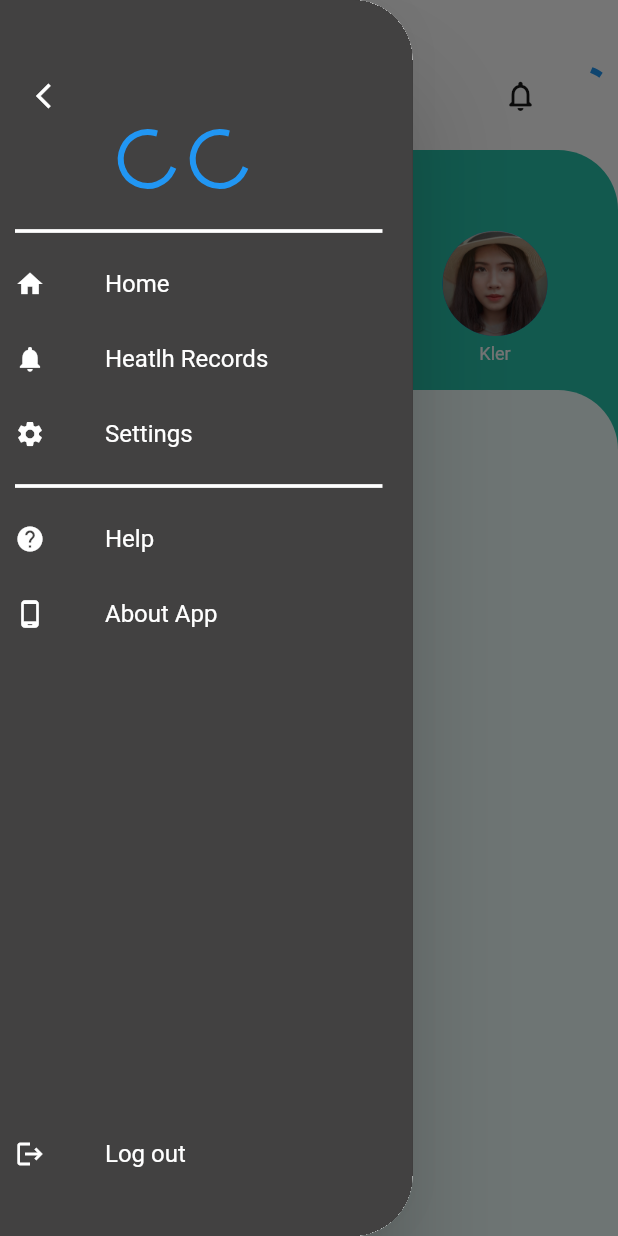
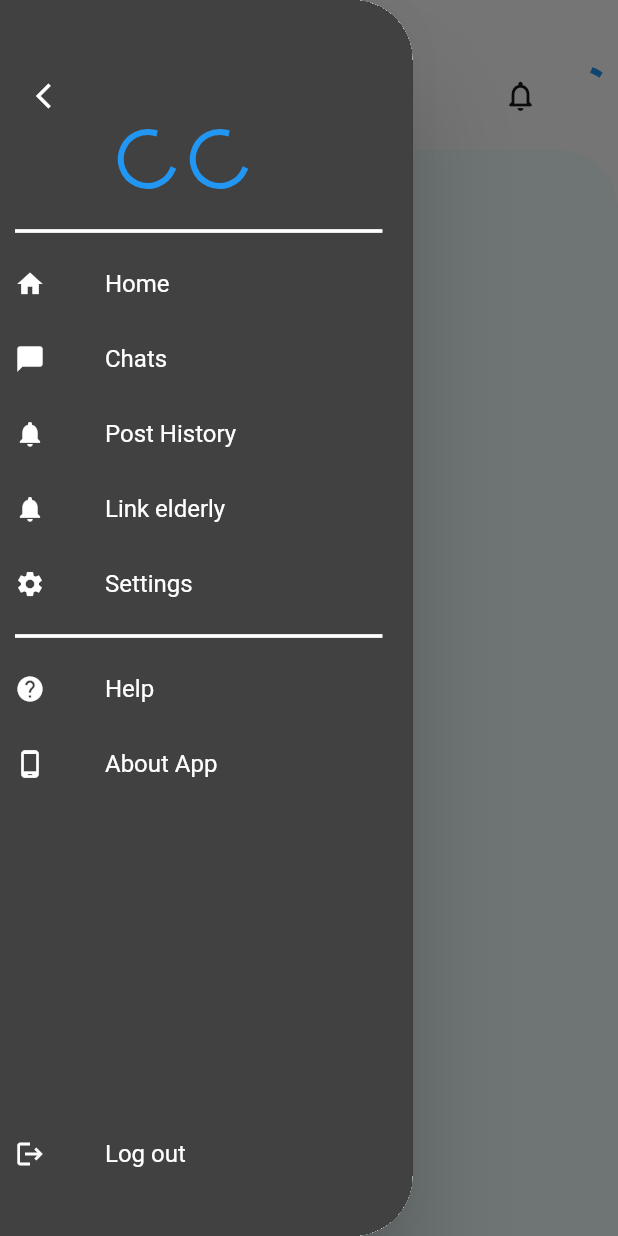
Before and after one commit to xXxPMWxXx/Bridgify, a Flutter app: the AdminHomePage screen opened directly, with the side drawer open, on a phone screen of 412 x 824 dp. Run offline on Flutter 3.47's test engine with Material 2 defaults, Android fonts, the phone set to English and light mode, and no system bars; our stand-ins replace flutter_dotenv, font_awesome_flutter, image_picker, pinput, simple_animations, snippet_coder_utils; missing offline and left inert: api_cache_manager, zego_zimkit; statements that could not run were skipped.

```diff
--- a/mobile/bridgify/lib/main.dart
+++ b/mobile/bridgify/lib/main.dart
@@ -83,13 +83,11 @@ class _FirstPageState extends State<FirstPage> {
 
         //Child user
         '/home': (context) => const HomePage(),
-
-
         '/chat': (context) => const ChatScreen(
             conversationID: 'admin_account',
             conversationType: ZIMConversationType.peer),
         //Admin user
-        '/Adminhome': (context) => const AdminHomePage(),
+        '/adminhome': (context) => const AdminHomePage(),
         //chat function for admins would house all users that message it
         //reassign elderlies page
       },
--- a/mobile/bridgify/lib/pages/home/Admin/admin_home_page.dart
+++ b/mobile/bridgify/lib/pages/home/Admin/admin_home_page.dart
@@ -126,74 +126,20 @@ class _AdminHomePageState extends State<AdminHomePage> {
           top: 100,
           left: 0,
           right: 0,
-          child: Container(
-            padding: const EdgeInsets.only(top: 15, left: 25, right: 25),
-            height: 210,
-            decoration: const BoxDecoration(
-                color: Color(0xFF27c1a9),
-                borderRadius: BorderRadius.only(
-                    topLeft: Radius.circular(40),
-                    topRight: Radius.circular(40))),
-            child: Column(
-              children: [
-                const SizedBox(height: 10),
-                const Row(
-                  mainAxisAlignment: MainAxisAlignment.spaceBetween,
-                  children: [
-                    Text(
-                      "Elderly Profiles",
-                      style: TextStyle(color: Colors.white, fontSize: 16),
-                    ),
-                  ],
-                ),
-                const SizedBox(height: 10),
-                SizedBox(
-                  height: 90,
-                  child: ListView(
-                    scrollDirection: Axis.horizontal,
-                    physics: const NeverScrollableScrollPhysics(),
-                    children: const [
-                      BuildContactAvatar(name: 'Alla', fileName: 'img1.jpeg'),
-                      BuildContactAvatar(name: 'July', fileName: 'img1.jpeg'),
-                      BuildContactAvatar(name: 'Mikle', fileName: 'img1.jpeg'),
-                      BuildContactAvatar(name: 'Kler', fileName: 'img1.jpeg'),
-                    ],
-                  ),
-                )
-              ],
-            ),
-          ),
-        ),
-        Positioned(
-            top: 260,
-            left: 0,
-            right: 0,
           bottom: 0,
           child: Container(
               padding: const EdgeInsets.symmetric(vertical: 15),
               decoration: const BoxDecoration(
                 borderRadius: BorderRadius.only(
                   topLeft: Radius.circular(40),
-                    topRight: Radius.circular(40)),
+                  topRight: Radius.circular(40),
+                ),
                 color: Color(0xFFEFFFFC),
               ),
-              child: FutureBuilder(
-                future: APIService.getPosts(),
-                builder: (
-                  BuildContext context,
-                  AsyncSnapshot<List<PostResponseModel>?> model,
-                ) {
-                  if (model.hasData) {
-                    return BuildPost(models: model.data);
-                  }
-
-                  return const Center(
-                    child: CircularProgressIndicator(),
-                  );
-                },
+              child: Container()
+              //posts
               ),
-              //posts
-            ))
+        ),
       ],
     );
   }
@@ -332,41 +278,28 @@ class _AdminHomePageState extends State<AdminHomePage> {
                       title: 'Home',
                       icon: Icons.home,
                       onTapPath: () {
-                        Navigator.pushNamed(context, "/home");
+                        Navigator.pushNamed(context, "/AdminHome");
                       }),
-                  FutureBuilder(
-                    future: APIService.getUserProfile(),
-                    builder: (
-                      BuildContext context,
-                      AsyncSnapshot<Object> model,
-                    ) {
-                      if (model.hasData) {
-                        var userProfileData =
-                            model.data as Map<String, dynamic>;
-
-                        var userName = userProfileData["name"];
-                        var userEmail = userProfileData["email"];
-
-                        return DrawerItem(
+                  DrawerItem(
                       title: 'Chats',
                       icon: Icons.chat_bubble,
                       onTapPath: () async {
                         await ZIMKit().connectUser(
-                                id: userEmail,
-                                name: userName,
+                          id: 'admin_account',
+                          name: 'Administrator',
                         );
 
                         if (!mounted) return;
-                              Navigator.pushNamed(context, "/chat");
-                            });
-                      }
-                      return SizedBox(
-                        height: 0,
-                      );
-                    },
-                  ),
+                        Navigator.pushNamed(context, "/adminchat");
+                      }),
                   DrawerItem(
-                      title: 'Heatlh Records',
+                      title: 'Post History',
+                      icon: Icons.notifications,
+                      onTapPath: () {
+                        Navigator.pushNamed(context, "/home");
+                      }),
+                  DrawerItem(
+                      title: 'Link elderly',
                       icon: Icons.notifications,
                       onTapPath: () {
                         Navigator.pushNamed(context, "/home");
--- a/mobile/bridgify/lib/services/api_service.dart
+++ b/mobile/bridgify/lib/services/api_service.dart
@@ -89,6 +89,7 @@ class APIService {
         "name": loginDetails.data.name,
         "email": loginDetails.data.email,
         "elderly": loginDetails.data.linkedElderly,
+        "accRole": loginDetails.data.accRole,
       };
     } else {
       return "";
```
Also changed, not shown: mobile/bridgify/lib/models/post_request_model.dart (+21 -8 lines), mobile/bridgify/lib/pages/login_signup/login_signup_page.dart (+25 -1 lines). Lines whose indentation alone changed are shown as unchanged.
